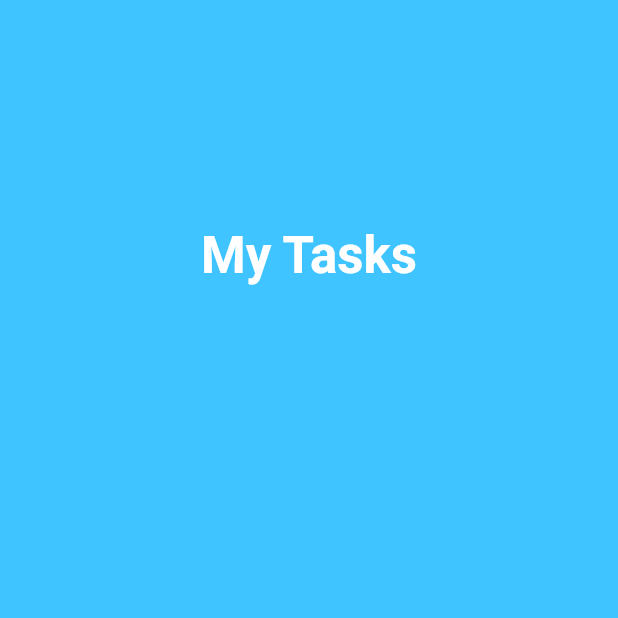
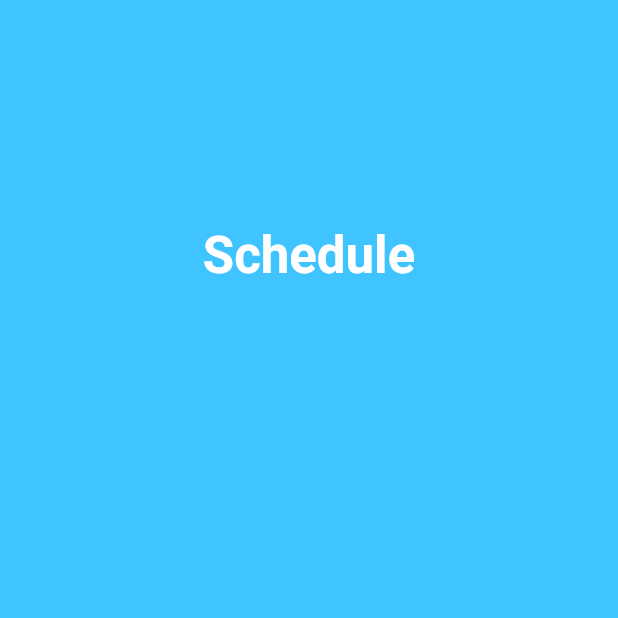
Before and after one commit to herizaladk/malala, a Flutter app: the Home screen opened directly, after a tap on the "date range" icon, on a phone screen of 412 x 824 dp, the top half of it. Run offline on Flutter 3.47's test engine with Material 2 defaults, Android fonts, the phone set to English and light mode, and no system bars; our stand-ins replace cloud_firestore, firebase_auth; accounts and stored records are empty; network calls fail.

```diff
--- a/lib/home.dart
+++ b/lib/home.dart
@@ -51,13 +51,13 @@ class _HomeState extends State<Home> {
             Row(
               mainAxisAlignment: MainAxisAlignment.spaceBetween,
               children: <Widget>[
-                Text(
-                  'Hello Jhon!',
-                  style: TextStyle(
-                      fontSize: 24.0,
-                      fontWeight: FontWeight.bold,
-                      color: Colors.white),
-                ),
+                // Text(
+                //   'Hello Jhon!',
+                //   style: TextStyle(
+                //       fontSize: 24.0,
+                //       fontWeight: FontWeight.bold,
+                //       color: Colors.white),
+                // ),
               ],
             ),
             SizedBox(
@@ -75,10 +75,26 @@ class _HomeState extends State<Home> {
             SizedBox(
               height: 10.0,
             ),
+
             new Container(
                 margin: const EdgeInsets.fromLTRB(0.0, 0.0, 0.0, 0.0),
                 child: updateTemp('Cileunyi')),
-            SizedBox(height: 50.0),
+
+
+            SizedBox(
+              height: 20.0,
+            ),
+
+            Text(
+              'Rekomendasi',
+              style: TextStyle(
+                color:Colors.white,
+                fontSize:24.0,
+                fontWeight:FontWeight.bold,
+                 ),
+              ),
+
+            SizedBox(height:30.0),
             FutureBuilder(
               future: getPosts(),
               builder: (context, snapshot) {
@@ -239,7 +255,7 @@ class _DescriptionState extends State<Description> {
           name: widget.post.data['name'],
           address: widget.post.data['address'],
           contact: widget.post.data['call'],
-          hour: widget.post.data['htm'],
+          hour: widget.post.data['hour'],
         )
       ],
     ));
--- a/lib/schedule.dart
+++ b/lib/schedule.dart
@@ -48,7 +48,7 @@ class _ScheduleState extends State<Schedule> {
         crossAxisAlignment:CrossAxisAlignment.center,
         children: <Widget>[
           new Text(
-            'My Tasks',
+            'Schedule',
             style:TextStyle (fontSize:34.0,
             color:Colors.white,
             fontWeight:FontWeight.w600
```
Also changed, not shown: lib/settings.dart (+12 -15 lines), pubspec.yaml (+8 -3 lines), assets/cincin.jpg (added), assets/kirpay.jpg (added), assets/loji.jpg (added), assets/mru.jpg (added), assets/ss.jpg (added).
